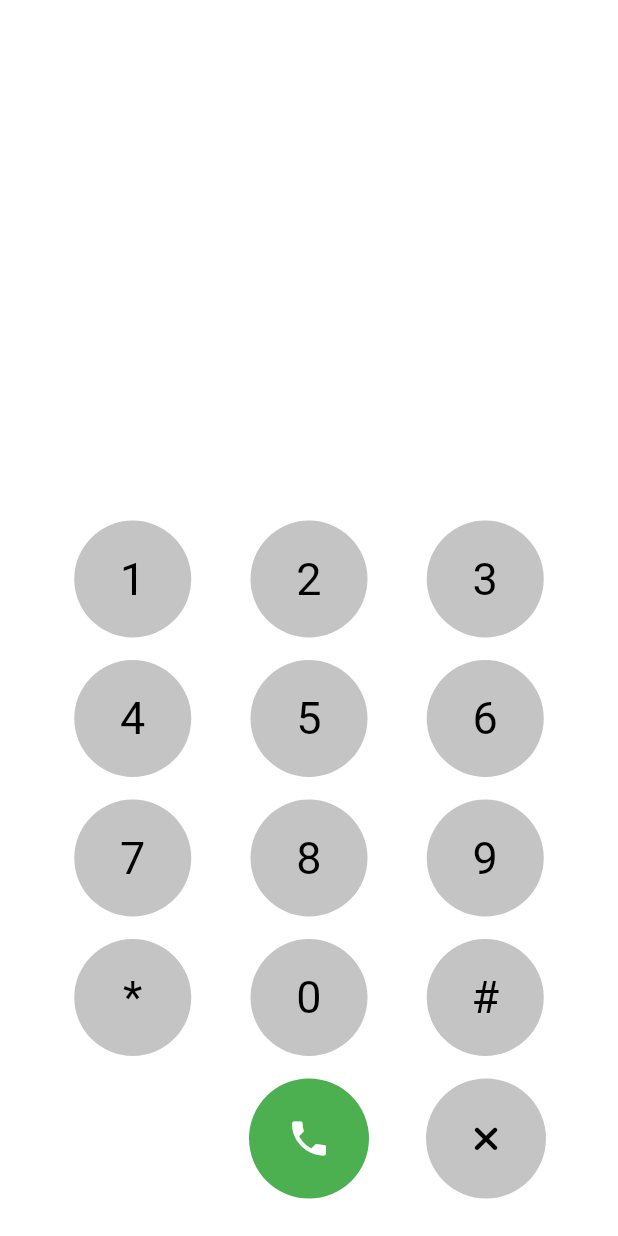
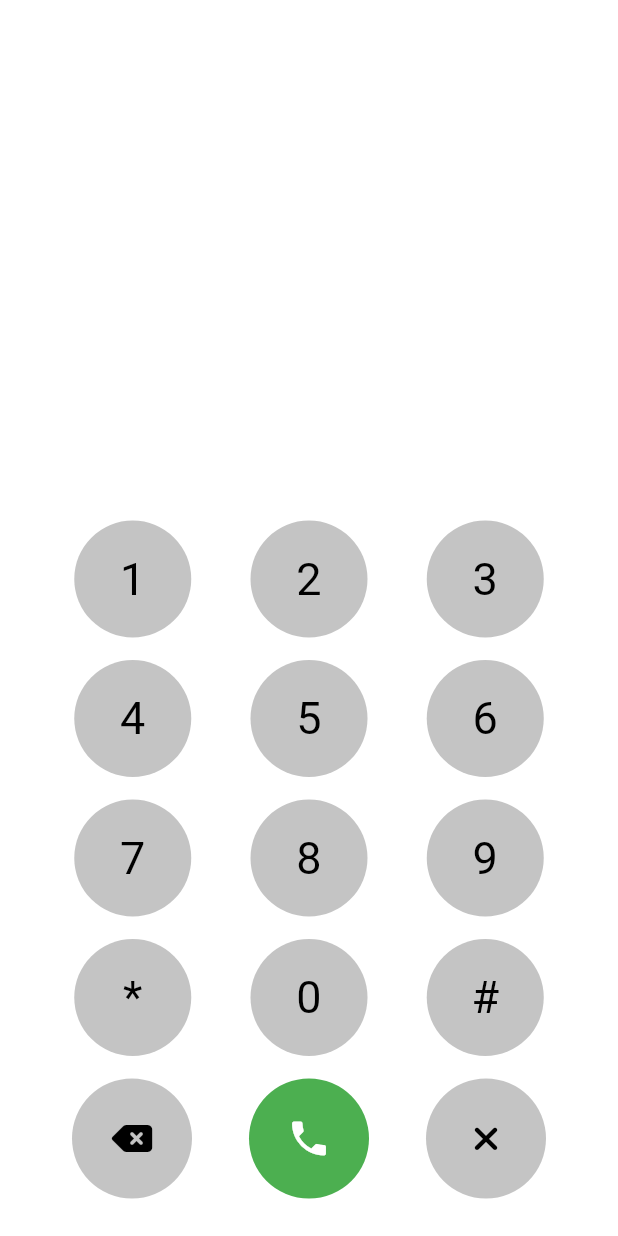
Before and after one commit to saklain71/bdcom_assignment_flutter, a Flutter app: the DialPadd screen opened directly, on a phone screen of 412 x 824 dp. Run offline on Flutter 3.47's test engine with Material 2 defaults, Android fonts, the phone set to English and light mode, and no system bars; our stand-ins replace flutter_rating_bar, font_awesome_flutter, geocoding, geolocator, permission_handler and 1 more; missing offline and left inert: dart:ffi, fast_contacts; accounts and stored records are empty.

```diff
--- a/lib/core/app_colors.dart
+++ b/lib/core/app_colors.dart
@@ -1,7 +1,9 @@
 import 'package:flutter/material.dart';
 
 abstract class AppColors {
+
   static const Color pageBackground = Color(0xFF03314B);
+  static const Color saklainCustomise = Color(0xFF06760B);
   static const Color butonTextColor = Color(0xFF03314B);
   static const Color drawerBackround = Color(0xFF03314B);
   static const Color textLabelColor = Color(0xFFCCCCCC);
@@ -52,17 +54,12 @@ abstract class AppColors {
   static Color searchFieldTextColor = const Color(0xFF1D1D1D);
   static Color searchFieldTextHintsColor = const Color(0xFF989898).withOpacity(0.5);
   static Color searchFieldSuffixIconColor = const Color(0xFFA7A7A7).withOpacity(0.5);
-
   static const Color iconColorDefault = Colors.grey;
-
   static Color barrierColor = const Color(0xFF000000).withOpacity(0.5);
-
   static Color timelineDividerColor = const Color(0x5438686A);
-
   static const Color gradientStartColor = Colors.black87;
   static const Color gradientEndColor = Colors.transparent;
   static const Color silverAppBarOverlayColor = Color(0x80323232);
-
   static const Color switchActiveColor = colorPrimary;
   static const Color switchInactiveColor = Color(0xFFABABAB);
   static Color elevatedContainerColorOpacity = Colors.grey.withOpacity(0.5);
--- a/lib/data/model/review.dart
+++ b/lib/data/model/review.dart
@@ -7,10 +7,10 @@ class Review {
 
 //  Review(this._id,this._review);
   Review(this._id,this._review);
- // Review.withId(this._id, this._review);
+
+ Review.withId(this._id, this._review);
 
   String get review => _review;
-
    int get id => _id;
 
    set review(String value) {
@@ -34,5 +34,4 @@ class Review {
     this._id = map['id'];
     this._review =map['review'];
   }
-
 }
--- a/lib/main.dart
+++ b/lib/main.dart
@@ -23,6 +23,7 @@ class MyApp extends StatelessWidget {
       ),
       // ignore: prefer_const_constructors
       home: LoginPage(),
+     // home: MainScreen(),
       //home : EditReviewPage(),
       //home: ReviewSubmission(),
       // home: ReviewEditPage(),
--- a/lib/ui/dial_pad.dart
+++ b/lib/ui/dial_pad.dart
@@ -13,6 +13,7 @@ class DialPadd extends StatefulWidget {
 
 class _DialPadState extends State<DialPadd> {
   String dialInput = "";
+  int reduce = 0;
   @override
   Widget build(BuildContext context) {
     return Scaffold(
@@ -157,7 +158,7 @@ class _DialPadState extends State<DialPadd> {
                   RoundedDialButton(
                     function: () {
                       setState(() {
-                        dialInput = dialInput + "0";
+                        dialInput = dialInput + '0';
                       });
                     },
                     title: '0',
@@ -180,14 +181,30 @@ class _DialPadState extends State<DialPadd> {
               Row(
                 mainAxisAlignment: MainAxisAlignment.spaceEvenly,
                 children: [
+                  // CircleAvatar(
+                  //   child: Icon(
+                  //     Icons.phone,
+                  //     color: Colors.white,
+                  //     size: 30,
+                  //   ),
+                  //   radius: 40,
+                  //   backgroundColor: Colors.black,
+                  // ),
+
                   CircleAvatar(
-                    child: Icon(
-                      Icons.phone,
-                      color: Colors.white,
-                      size: 30,
-                    ),
+                    child: IconButton(
+                      // Use the FaIcon Widget + FontAwesomeIcons class for the IconData
+                        icon: FaIcon(
+                          FontAwesomeIcons.backspace,
+                          color: Colors.black,
+                        ),
+                        onPressed: () {
+                          setState(() {
+                            dialInput = dialInput ;
+                          });
+                        }),
                     radius: 40,
-                    backgroundColor: Colors.white,
+                    backgroundColor: AppColors.lightGreyColor,
                   ),
                   //RoundedDialButton(function: (){}, title: " ",color: Colors.green,),
                   InkWell(
--- a/lib/ui/review_page.dart
+++ b/lib/ui/review_page.dart
@@ -28,8 +28,6 @@ class _ReviewEditPageState extends State<ReviewEditPage> {
         child: Column(
           mainAxisAlignment: MainAxisAlignment.center,
           children: [
-
-
             Container(
               decoration: BoxDecoration(
                 borderRadius: BorderRadius.all(Radius.circular(10)),
--- a/lib/ui/review_submission.dart
+++ b/lib/ui/review_submission.dart
@@ -20,10 +20,12 @@ class ReviewSubmission extends StatefulWidget {
 }
 
 class _ReviewSubmissionState extends State<ReviewSubmission> {
+
   DatabaseHelper? _databaseHelper;
   TextEditingController? _inputController;
   Review? _review;
   String? submittedText;
+
   var listReview;
   int submissionState = 0;
 
```
Also changed, not shown: lib/core/RoundedDialButton.dart (+4 -4 lines), lib/data/local/database_helper.dart (+8 -21 lines), lib/ui/extra.dart (added, +20 -0 lines), lib/ui/login_page.dart (+73 -31 lines), lib/ui/main_screen.dart (+1 -6 lines), 1 other file.
